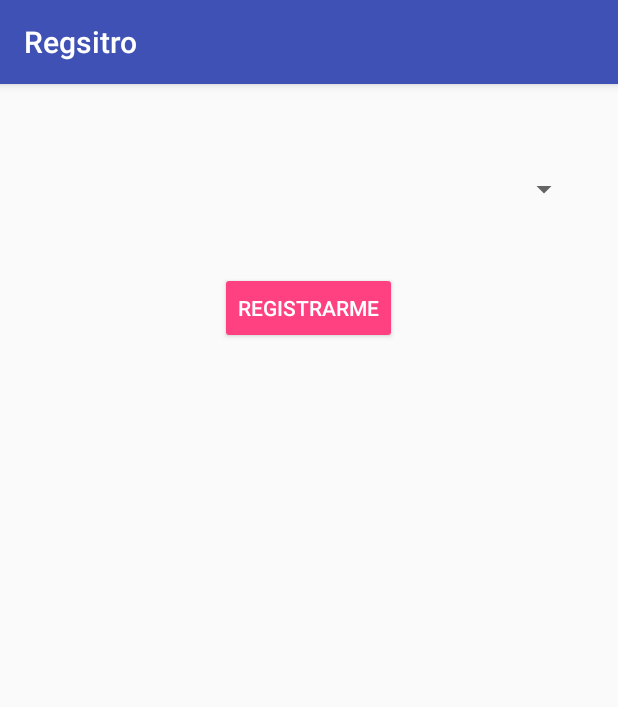
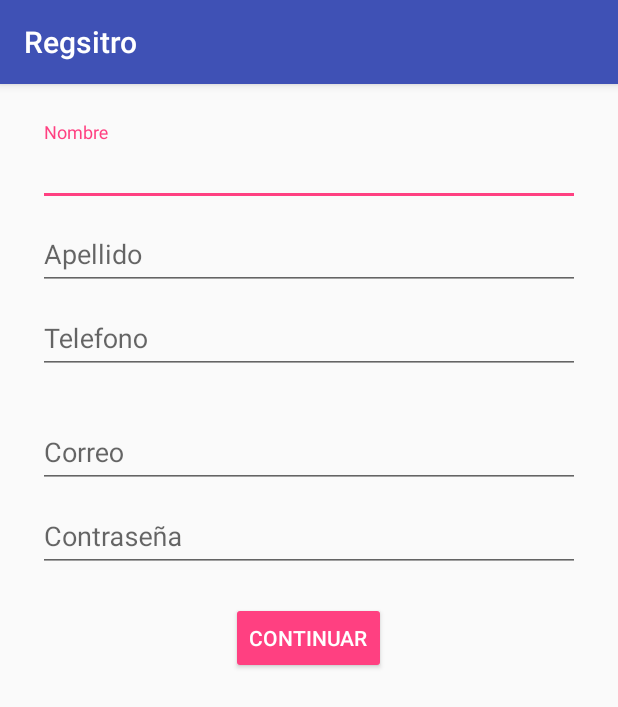
Before and after one commit to rafaelpedrajas/UCar, an Android app: the Registro screen opened directly, with no data from a screen before it, on a phone screen of 412 x 824 dp. Shown: the top 707 px of the screen. Run offline under Robolectric (Android 15) with nearby library versions, the phone set to English and light mode, and no system bars; our stand-ins replace Volley; libraries missing offline, so code that uses them is left out: fr.ganfra.materialspinner; plain views replace MaterialSpinner; network calls fail; 5 statements that could not run were skipped.

```diff
--- a/app/src/main/java/com/rafaelpedrajas/ucar/Registro.java
+++ b/app/src/main/java/com/rafaelpedrajas/ucar/Registro.java
@@ -4,11 +4,13 @@ import android.content.Intent;
 import android.support.design.widget.TextInputEditText;
 import android.support.v7.app.AppCompatActivity;
 import android.os.Bundle;
+import android.text.Layout;
 import android.util.Log;
 import android.view.View;
 import android.widget.AdapterView;
 import android.widget.ArrayAdapter;
 import android.widget.Button;
+import android.widget.LinearLayout;
 import android.widget.Toast;
 
 import com.android.volley.Request;
@@ -43,7 +45,27 @@ public class Registro extends AppCompatActivity implements AdapterView.OnItemSel
         super.onCreate(savedInstanceState);
         setContentView(R.layout.activity_registro);
 
+        //Mostrar primera vista
+        final LinearLayout primerLayout = (LinearLayout) findViewById(R.id.primerLayout);
+        final LinearLayout segundoLayout = (LinearLayout) findViewById(R.id.segundoLayout);
+
+        primerLayout.setVisibility(View.VISIBLE);
+
+
+
+        //Funcionalidad botones vistas
         Button registro = (Button)findViewById(R.id.botonRegistro);
+        Button continuar = (Button)findViewById(R.id.botonContinuar);
+
+        continuar.setOnClickListener(new View.OnClickListener()
+        {
+            @Override
+            public void onClick(View view)
+            {
+                primerLayout.setVisibility(View.INVISIBLE);
+                segundoLayout.setVisibility(View.VISIBLE);
+            }
+        });
 
         registro.setOnClickListener(new View.OnClickListener()
         {
--- a/app/src/main/res/layout/activity_registro.xml
+++ b/app/src/main/res/layout/activity_registro.xml
@@ -9,6 +9,7 @@
     android:padding="25dp">
 
     <LinearLayout
+        android:id="@+id/primerLayout"
         android:layout_width="match_parent"
         android:layout_height="match_parent"
         android:orientation="vertical"
@@ -102,9 +103,11 @@
 
 
     <LinearLayout
+        android:id="@+id/segundoLayout"
         android:layout_width="match_parent"
         android:layout_height="match_parent"
-        android:orientation="vertical">
+        android:orientation="vertical"
+        android:visibility="gone">
 
         <fr.ganfra.materialspinner.MaterialSpinner
             android:id="@+id/spProvincias"
```
